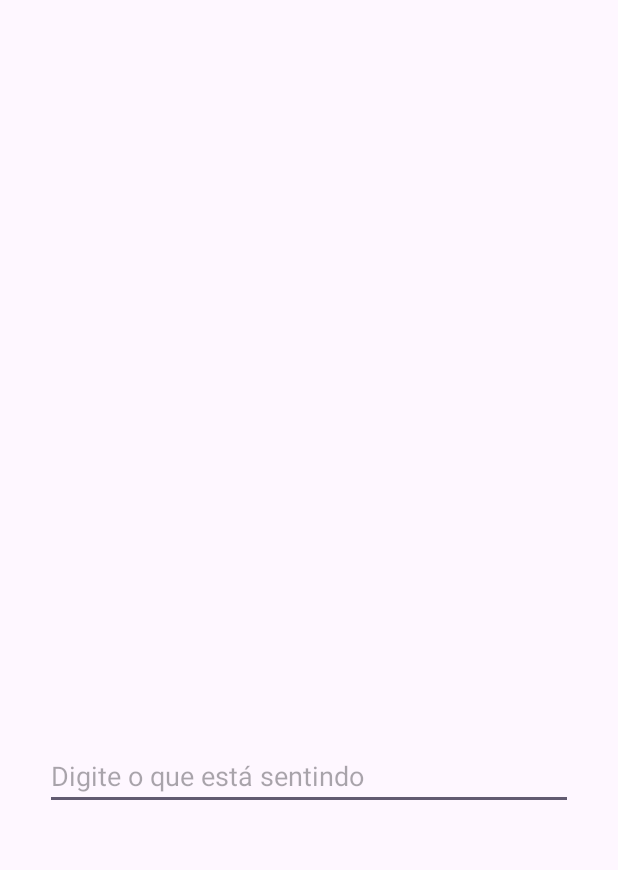
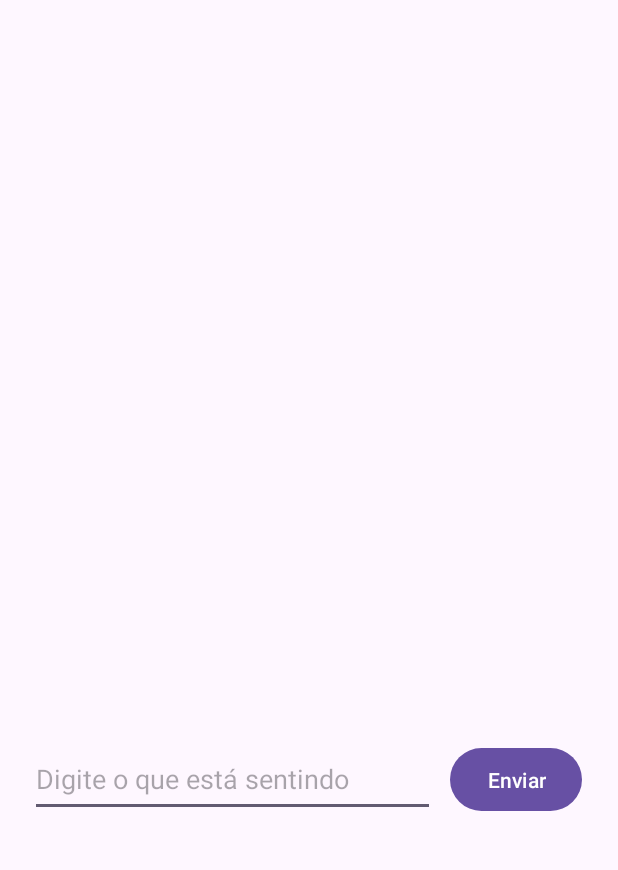
Before and after one commit to thaianramalho/Belisario, an Android app: the screen it shows after launch (MainActivity), on a phone screen of 412 x 824 dp, the part 189-1059 px from its top. Run offline under Robolectric (Android 15) with nearby library versions, the phone set to English and light mode, and no system bars.

Commit message:
funcionando search

```diff
--- a/app/src/main/res/layout/activity_main.xml
+++ b/app/src/main/res/layout/activity_main.xml
@@ -31,14 +31,24 @@
 
     <AutoCompleteTextView
         android:id="@+id/inputBusca"
-        android:layout_width="0dp"
-        android:layout_height="wrap_content"
-        android:layout_marginStart="30dp"
+        android:layout_width="270dp"
+        android:layout_height="50dp"
+        android:layout_marginStart="20dp"
         android:layout_marginTop="30dp"
-        android:layout_marginEnd="30dp"
         android:hint="Digite o que está sentindo"
-        app:layout_constraintEnd_toEndOf="parent"
         app:layout_constraintStart_toStartOf="parent"
         app:layout_constraintTop_toBottomOf="@+id/map" />
 
+    <Button
+        android:id="@+id/confirmBusca"
+        android:layout_width="wrap_content"
+        android:layout_height="50dp"
+        android:layout_marginStart="5dp"
+        android:layout_marginTop="30dp"
+        android:layout_marginEnd="20dp"
+        android:text="Enviar"
+        app:layout_constraintEnd_toEndOf="parent"
+        app:layout_constraintStart_toEndOf="@+id/inputBusca"
+        app:layout_constraintTop_toBottomOf="@+id/map" />
+
 </androidx.constraintlayout.widget.ConstraintLayout>
```
Also changed, not shown: app/src/main/java/br/com/devence/belizario/MainActivity.kt (+24 -34 lines).
